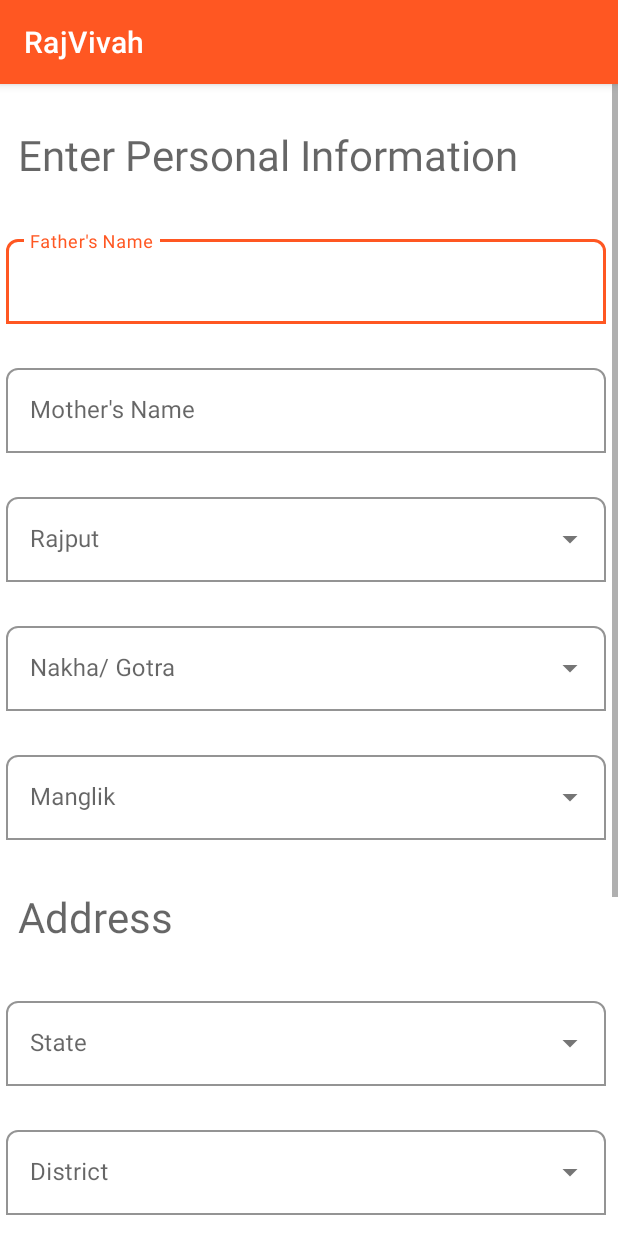
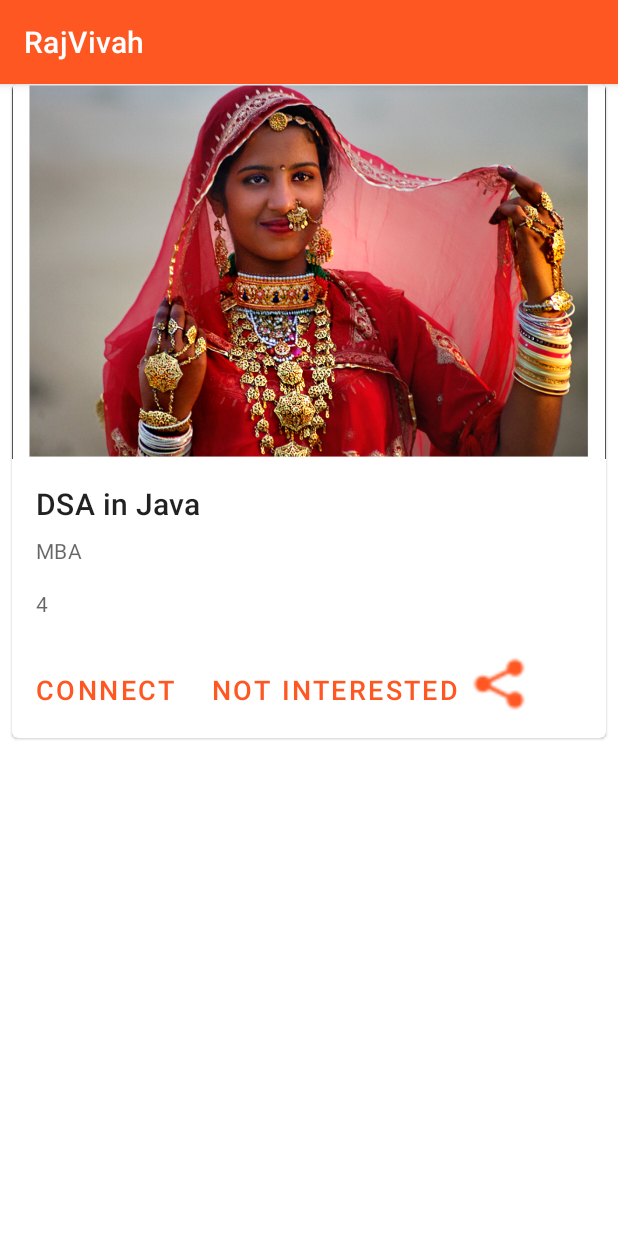
Before and after one commit to AkshayDadhich/RajVivahMaster, an Android app: the screen it shows after launch (GetFamilyInfo before the commit, Card_Recycler_View after it), after a tap on "SAVE", on a phone screen of 412 x 824 dp. Run offline under Robolectric (Android 15) with nearby library versions, the phone set to English and light mode, and no system bars.

Commit message:
with recycler view

```diff
--- a/app/src/main/AndroidManifest.xml
+++ b/app/src/main/AndroidManifest.xml
@@ -2,6 +2,7 @@
 <manifest xmlns:android="http://schemas.android.com/apk/res/android"
     xmlns:tools="http://schemas.android.com/tools"
     package="com.example.rajvivah">
+
     <uses-permission android:name="android.permission.INTERNET" />
     <uses-permission android:name="android.permission.ACCESS_NETWORK_STATE" />
 
@@ -15,6 +16,9 @@
         android:supportsRtl="true"
         android:theme="@style/Theme.RajVivah"
         tools:targetApi="31">
+        <activity
+            android:name=".Card_Recycler_View"
+            android:exported="false" />
         <activity
             android:name=".DisplayCardView"
             android:exported="false" />
--- /dev/null
+++ b/app/src/main/java/com/example/rajvivah/Card_Recycler_View.java
@@ -0,0 +1,48 @@
+package com.example.rajvivah;
+
+import androidx.appcompat.app.AppCompatActivity;
+import androidx.recyclerview.widget.LinearLayoutManager;
+import androidx.recyclerview.widget.RecyclerView;
+
+import android.os.Bundle;
+
+import com.example.rajvivah.adapter.CourseAdapter;
+import com.example.rajvivah.model.CourseModel;
+
+import java.util.ArrayList;
+
+public class Card_Recycler_View extends AppCompatActivity {
+
+    private RecyclerView courseRV;
+
+    // Arraylist for storing data
+    private ArrayList<CourseModel> courseModelArrayList;
+
+    @Override
+    protected void onCreate(Bundle savedInstanceState) {
+        super.onCreate(savedInstanceState);
+        setContentView(R.layout.activity_card_recycler_view);
+        courseRV = findViewById(R.id.idRVCourse);
+
+        // here we have created new array list and added data to it.
+        courseModelArrayList = new ArrayList<>();
+        courseModelArrayList.add(new CourseModel("DSA in Java", 4, R.drawable.girl));
+        courseModelArrayList.add(new CourseModel("Java Course", 3, R.drawable.girl));
+        courseModelArrayList.add(new CourseModel("C++ COurse", 4, R.drawable.girl));
+        courseModelArrayList.add(new CourseModel("DSA in C++", 4, R.drawable.girl));
+        courseModelArrayList.add(new CourseModel("Kotlin for Android", 4, R.drawable.girl));
+        courseModelArrayList.add(new CourseModel("Java for Android", 4, R.drawable.girl));
+        courseModelArrayList.add(new CourseModel("HTML and CSS", 4, R.drawable.girl));
+
+        // we are initializing our adapter class and passing our arraylist to it.
+        CourseAdapter courseAdapter = new CourseAdapter(this, courseModelArrayList);
+
+        // below line is for setting a layout manager for our recycler view.
+        // here we are creating vertical list so we will provide orientation as vertical
+        LinearLayoutManager linearLayoutManager = new LinearLayoutManager(this, LinearLayoutManager.HORIZONTAL, false);
+
+        // in below two lines we are setting layoutmanager and adapter to our recycler view.
+        courseRV.setLayoutManager(linearLayoutManager);
+        courseRV.setAdapter(courseAdapter);
+    }
+}
--- a/app/src/main/java/com/example/rajvivah/MainActivity.java
+++ b/app/src/main/java/com/example/rajvivah/MainActivity.java
@@ -1,6 +1,8 @@
 package com.example.rajvivah;
 
 import androidx.appcompat.app.AppCompatActivity;
+import androidx.recyclerview.widget.LinearLayoutManager;
+import androidx.recyclerview.widget.RecyclerView;
 
 import android.app.DatePickerDialog;
 import android.app.TimePickerDialog;
@@ -14,8 +16,11 @@ import android.widget.DatePicker;
 import android.widget.TextView;
 import android.widget.TimePicker;
 
+import com.example.rajvivah.adapter.CourseAdapter;
+import com.example.rajvivah.model.CourseModel;
 import com.google.android.material.textfield.TextInputLayout;
 
+import java.util.ArrayList;
 import java.util.Calendar;
 
 public class MainActivity extends AppCompatActivity implements DatePickerDialog.OnDateSetListener, TimePickerDialog.OnTimeSetListener{
@@ -55,8 +60,10 @@ public class MainActivity extends AppCompatActivity implements DatePickerDialog.
         save.setOnClickListener(new View.OnClickListener() {
             @Override
             public void onClick(View view) {
-                Intent intent = new Intent(MainActivity.this, GetFamilyInfo.class);
-                startActivity(intent);
+//                Intent intent = new Intent(MainActivity.this, GetFamilyInfo.class);
+//                startActivity(intent);
+                  Intent intent = new Intent(MainActivity.this, Card_Recycler_View.class);
+                  startActivity(intent);
             }
         });
 
--- /dev/null
+++ b/app/src/main/java/com/example/rajvivah/adapter/CourseAdapter.java
@@ -0,0 +1,65 @@
+package com.example.rajvivah.adapter;
+
+import android.content.Context;
+import android.view.LayoutInflater;
+import android.view.View;
+import android.view.ViewGroup;
+import android.widget.ImageView;
+import android.widget.TextView;
+import androidx.annotation.NonNull;
+import androidx.recyclerview.widget.RecyclerView;
+
+import com.example.rajvivah.R;
+import com.example.rajvivah.model.CourseModel;
+
+import java.util.ArrayList;
+
+public class CourseAdapter extends RecyclerView.Adapter<CourseAdapter.Viewholder> {
+
+    private Context context;
+    private ArrayList<CourseModel> courseModelArrayList;
+
+    // Constructor
+    public CourseAdapter(Context context, ArrayList<CourseModel> courseModelArrayList) {
+        this.context = context;
+        this.courseModelArrayList = courseModelArrayList;
+    }
+
+    @NonNull
+    @Override
+    public CourseAdapter.Viewholder onCreateViewHolder(@NonNull ViewGroup parent, int viewType) {
+        // to inflate the layout for each item of recycler view.
+        View view = LayoutInflater.from(parent.getContext()).inflate(R.layout.activity_display_card_view, parent, false);
+        return new Viewholder(view);
+    }
+
+    @Override
+    public void onBindViewHolder(@NonNull CourseAdapter.Viewholder holder, int position) {
+        // to set data to textview and imageview of each card layout
+        CourseModel model = courseModelArrayList.get(position);
+        holder.person_name.setText(model.getCourse_name());
+        holder.person_profession.setText("" + model.getCourse_rating());
+        holder.person_pic.setImageResource(model.getCourse_image());
+    }
+
+    @Override
+    public int getItemCount() {
+        // this method is used for showing number
+        // of card items in recycler view.
+        return courseModelArrayList.size();
+    }
+
+    // View holder class for initializing of
+    // your views such as TextView and Imageview.
+    public class Viewholder extends RecyclerView.ViewHolder {
+        private ImageView person_pic;
+        private TextView person_name, person_profession;
+
+        public Viewholder(@NonNull View itemView) {
+            super(itemView);
+            person_pic = itemView.findViewById(R.id.person_pic);
+            person_name = itemView.findViewById(R.id.person_name);
+            person_profession = itemView.findViewById(R.id.person_profession);
+        }
+    }
+}
--- /dev/null
+++ b/app/src/main/java/com/example/rajvivah/model/CourseModel.java
@@ -0,0 +1,40 @@
+package com.example.rajvivah.model;
+
+public class CourseModel {
+
+    private String course_name;
+    private int course_rating;
+    private int course_image;
+
+    // Constructor
+    public CourseModel(String course_name, int course_rating, int course_image) {
+        this.course_name = course_name;
+        this.course_rating = course_rating;
+        this.course_image = course_image;
+    }
+
+    // Getter and Setter
+    public String getCourse_name() {
+        return course_name;
+    }
+
+    public void setCourse_name(String course_name) {
+        this.course_name = course_name;
+    }
+
+    public int getCourse_rating() {
+        return course_rating;
+    }
+
+    public void setCourse_rating(int course_rating) {
+        this.course_rating = course_rating;
+    }
+
+    public int getCourse_image() {
+        return course_image;
+    }
+
+    public void setCourse_image(int course_image) {
+        this.course_image = course_image;
+    }
+}
--- /dev/null
+++ b/app/src/main/res/layout/activity_card_recycler_view.xml
@@ -0,0 +1,12 @@
+<?xml version="1.0" encoding="utf-8"?>
+<androidx.constraintlayout.widget.ConstraintLayout xmlns:android="http://schemas.android.com/apk/res/android"
+    xmlns:app="http://schemas.android.com/apk/res-auto"
+    xmlns:tools="http://schemas.android.com/tools"
+    android:layout_width="match_parent"
+    android:layout_height="match_parent"
+    tools:context=".Card_Recycler_View">
+    <androidx.recyclerview.widget.RecyclerView
+        android:id="@+id/idRVCourse"
+        android:layout_width="match_parent"
+        android:layout_height="match_parent" />
+</androidx.constraintlayout.widget.ConstraintLayout>
--- a/app/src/main/res/layout/activity_display_card_view.xml
+++ b/app/src/main/res/layout/activity_display_card_view.xml
@@ -19,12 +19,12 @@
 
     <!-- Media -->
         <ImageView
+            android:id="@+id/person_pic"
             android:layout_width="match_parent"
-        android:layout_height="194dp"
-        app:srcCompat="@drawable/girl"
+            android:layout_height="250dp"
+            android:contentDescription="content_description_media"
             android:scaleType="centerCrop"
-        android:contentDescription="content_description_media"
-        />
+            app:srcCompat="@drawable/girl" />
     <LinearLayout
         android:layout_width="match_parent"
         android:layout_height="wrap_content"
@@ -33,27 +33,29 @@
 
     <!-- Title, secondary and supporting text -->
         <TextView
+            android:id="@+id/person_name"
             android:layout_width="wrap_content"
             android:layout_height="wrap_content"
             android:text="Radha Rajput"
-        android:textAppearance="?attr/textAppearanceHeadline6"
-        />
+            android:textAppearance="?attr/textAppearanceHeadline6" />
+
         <TextView
+            android:id="@+id/person_qualification"
             android:layout_width="wrap_content"
             android:layout_height="wrap_content"
             android:layout_marginTop="8dp"
             android:text="MBA"
             android:textAppearance="?attr/textAppearanceBody2"
-        android:textColor="?android:attr/textColorSecondary"
-        />
+            android:textColor="?android:attr/textColorSecondary" />
+
         <TextView
+            android:id="@+id/person_profession"
             android:layout_width="wrap_content"
             android:layout_height="wrap_content"
             android:layout_marginTop="16dp"
             android:text="Teacher"
             android:textAppearance="?attr/textAppearanceBody2"
-            android:textColor="?android:attr/textColorSecondary"
-            />
+            android:textColor="?android:attr/textColorSecondary" />
 
     </LinearLayout>
         <!-- Buttons -->
@@ -68,12 +70,14 @@
                 android:layout_marginEnd="8dp"
                 android:text="Connect"
                 android:layout_weight="3"
+                android:textSize="18dp"
                 style="?attr/borderlessButtonStyle"
                 />
             <com.google.android.material.button.MaterialButton
                 android:layout_width="wrap_content"
                 android:layout_height="wrap_content"
                 android:text="Not Interested"
+                android:textSize="18dp"
                 android:layout_weight="3"
                 style="?attr/borderlessButtonStyle"
                 />
@@ -82,7 +86,7 @@
                 android:layout_width="40dp"
                 android:layout_height="40dp"
                 android:layout_weight="1"
-                app:srcCompat="@drawable/whatsapp_share">
+                app:srcCompat="@drawable/share_icon">
 
             </com.google.android.material.imageview.ShapeableImageView>
 
```
Also changed, not shown: app/src/main/res/layout/card_layout.xml (added, +68 -0 lines), app/src/main/res/drawable/share_icon.png (added). Lines whose indentation alone changed are shown as unchanged.
